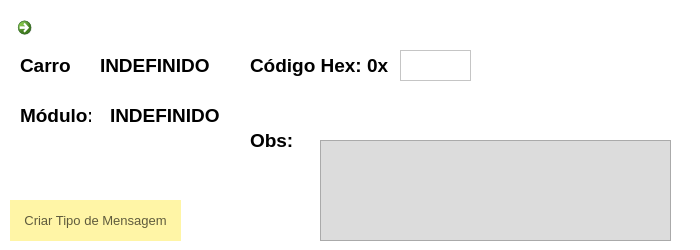
First picture: the form in FSIPLeiria/criartipomensagem.ui, repository tatianascgil/Projeto_Informatico_Formula_Student_Barramento_CAN, before the edit.
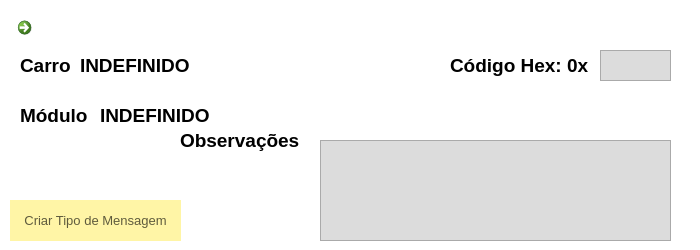
Second picture: the form after the edit. Icons and pictures are not drawn.

```diff
--- a/FSIPLeiria/criartipomensagem.ui
+++ b/FSIPLeiria/criartipomensagem.ui
@@ -110,9 +110,9 @@
   <widget class="QLabel" name="labelNomeCarro">
    <property name="geometry">
     <rect>
-     <x>100</x>
+     <x>80</x>
      <y>50</y>
-     <width>131</width>
+     <width>371</width>
      <height>31</height>
     </rect>
    </property>
@@ -129,7 +129,7 @@
   <widget class="QLabel" name="label_2">
    <property name="geometry">
     <rect>
-     <x>250</x>
+     <x>450</x>
      <y>50</y>
      <width>141</width>
      <height>31</height>
@@ -148,9 +148,9 @@
   <widget class="QLabel" name="label_3">
    <property name="geometry">
     <rect>
-     <x>250</x>
+     <x>180</x>
      <y>130</y>
-     <width>51</width>
+     <width>121</width>
      <height>21</height>
     </rect>
    </property>
@@ -161,7 +161,7 @@
     </font>
    </property>
    <property name="text">
-    <string>Obs:</string>
+    <string>Observações:</string>
    </property>
   </widget>
   <widget class="QLabel" name="label">
@@ -169,7 +169,7 @@
     <rect>
      <x>20</x>
      <y>100</y>
-     <width>71</width>
+     <width>81</width>
      <height>31</height>
     </rect>
    </property>
@@ -180,15 +180,15 @@
     </font>
    </property>
    <property name="text">
-    <string>Módulo:</string>
+    <string>Módulo</string>
    </property>
   </widget>
   <widget class="QLabel" name="labelNomeModulo">
    <property name="geometry">
     <rect>
-     <x>110</x>
+     <x>100</x>
      <y>100</y>
-     <width>211</width>
+     <width>261</width>
      <height>31</height>
     </rect>
    </property>
@@ -223,7 +223,7 @@
   <widget class="QPlainTextEdit" name="plainTextEditCodHex">
    <property name="geometry">
     <rect>
-     <x>400</x>
+     <x>600</x>
      <y>50</y>
      <width>71</width>
      <height>31</height>
@@ -234,6 +234,9 @@
      <pointsize>10</pointsize>
     </font>
    </property>
+   <property name="styleSheet">
+    <string notr="true">background: rgb(220, 220, 220)</string>
+   </property>
   </widget>
  </widget>
  <resources/>
```
